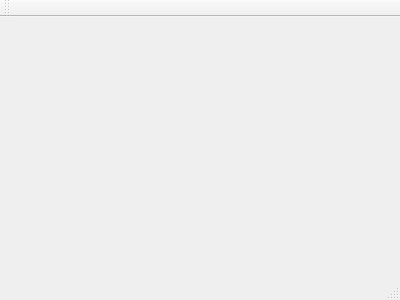
Before: the Qt Designer form mainwindow.ui in Mr-Serg-P/vision-control-qt, drawn with Qt 5.
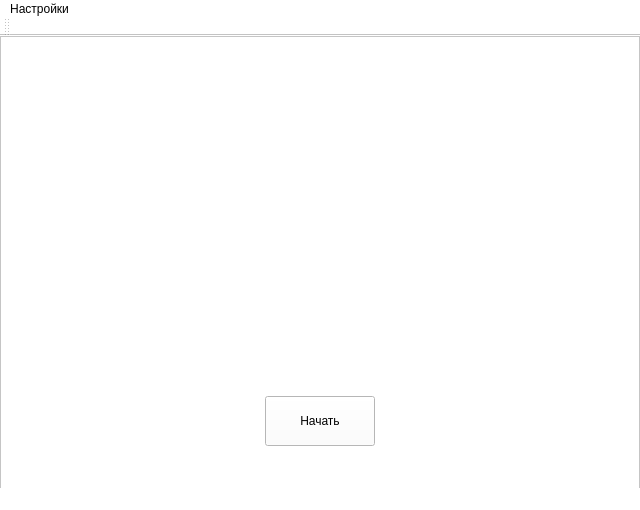
After: the same form once the commit is applied.

Patch:
```diff
--- a/mainwindow.ui
+++ b/mainwindow.ui
@@ -1,24 +1,90 @@
 <ui version="4.0">
  <class>MainWindow</class>
- <widget class="QMainWindow" name="MainWindow" >
-  <property name="geometry" >
+ <widget class="QMainWindow" name="MainWindow">
+  <property name="geometry">
    <rect>
     <x>0</x>
     <y>0</y>
-    <width>400</width>
-    <height>300</height>
+    <width>640</width>
+    <height>510</height>
    </rect>
   </property>
-  <property name="windowTitle" >
-   <string>MainWindow</string>
+  <property name="minimumSize">
+   <size>
+    <width>640</width>
+    <height>510</height>
+   </size>
   </property>
-  <widget class="QMenuBar" name="menuBar" />
-  <widget class="QToolBar" name="mainToolBar" />
-  <widget class="QWidget" name="centralWidget" />
-  <widget class="QStatusBar" name="statusBar" />
+  <property name="maximumSize">
+   <size>
+    <width>640</width>
+    <height>510</height>
+   </size>
+  </property>
+  <property name="windowTitle">
+   <string>Vision-Control</string>
+  </property>
+  <property name="styleSheet">
+   <string notr="true">background-color: white;</string>
+  </property>
+  <widget class="QWidget" name="centralWidget">
+   <widget class="QGraphicsView" name="graphicsView">
+    <property name="geometry">
+     <rect>
+      <x>0</x>
+      <y>0</y>
+      <width>640</width>
+      <height>480</height>
+     </rect>
+    </property>
+   </widget>
+   <widget class="QPushButton" name="startBtn">
+    <property name="enabled">
+     <bool>true</bool>
+    </property>
+    <property name="geometry">
+     <rect>
+      <x>265</x>
+      <y>360</y>
+      <width>110</width>
+      <height>50</height>
+     </rect>
+    </property>
+    <property name="text">
+     <string>Начать</string>
+    </property>
+    <property name="checkable">
+     <bool>true</bool>
+    </property>
+   </widget>
+  </widget>
+  <widget class="QToolBar" name="mainToolBar">
+   <attribute name="toolBarArea">
+    <enum>TopToolBarArea</enum>
+   </attribute>
+   <attribute name="toolBarBreak">
+    <bool>false</bool>
+   </attribute>
+  </widget>
+  <widget class="QStatusBar" name="statusBar"/>
+  <widget class="QMenuBar" name="menuBar">
+   <property name="geometry">
+    <rect>
+     <x>0</x>
+     <y>0</y>
+     <width>640</width>
+     <height>21</height>
+    </rect>
+   </property>
+   <widget class="QMenu" name="settingsMenu">
+    <property name="title">
+     <string>Настройки</string>
+    </property>
+   </widget>
+   <addaction name="settingsMenu"/>
+  </widget>
  </widget>
- <layoutDefault spacing="6" margin="11" />
- <pixmapfunction></pixmapfunction>
+ <layoutdefault spacing="6" margin="11"/>
  <resources/>
  <connections/>
 </ui>
```
Left out of the diff: 1 changed line with no effect on the pictures.
